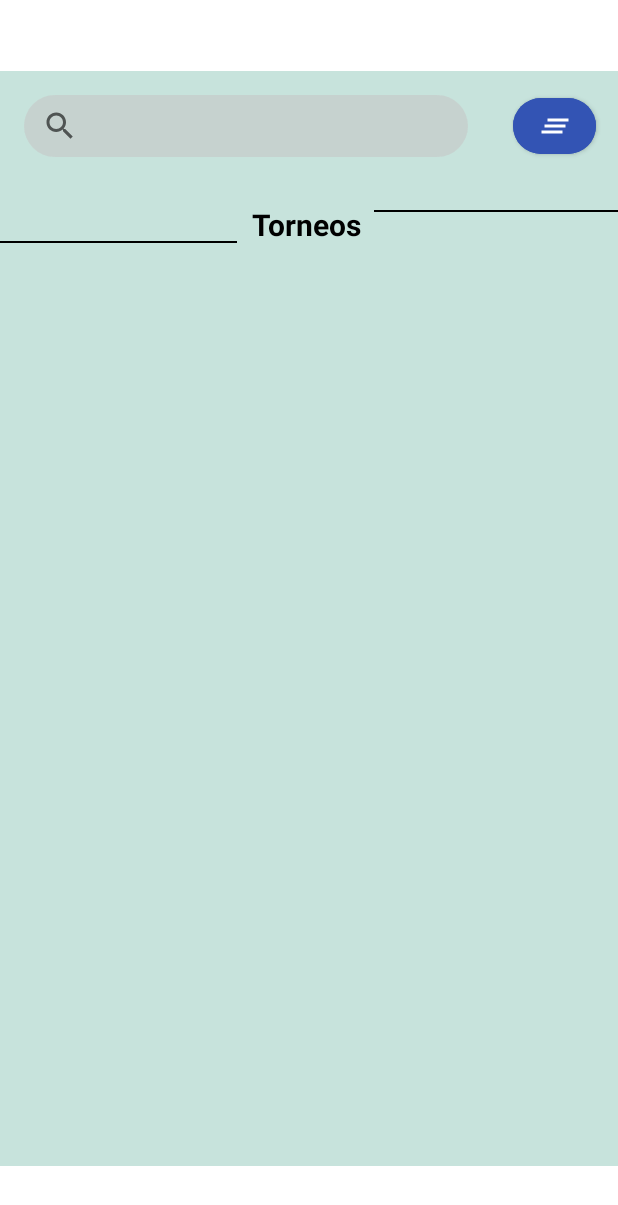
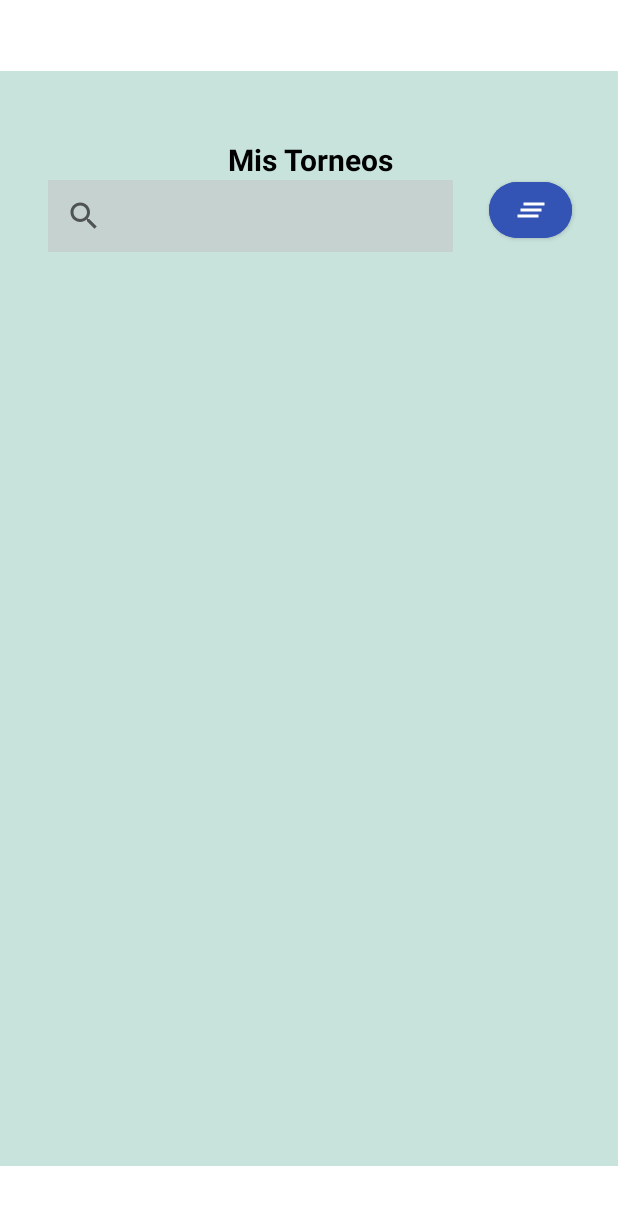
Before and after one commit to sabrinaValansi/PadelMatch_Jugador, an Android app: the screen it shows after launch (MainActivity), on a phone screen of 412 x 824 dp. Shown: the top 1205 px of the screen. Run offline under Robolectric (Android 15) with nearby library versions, the phone set to English and light mode, and no system bars; our stand-ins replace Firebase (no records; nobody signed in at launch, a user with empty details on screens opened directly); libraries missing offline, so code that uses them is left out: org.checkerframework.common; pictures from the network do not load.

Commit message:
Revert "Retoque pantalla MisTorneos"
This reverts commit 50962ca99f02acea1ee2933728591927b0c0379f.

```diff
--- a/app/src/main/AndroidManifest.xml
+++ b/app/src/main/AndroidManifest.xml
@@ -1,6 +1,6 @@
 <?xml version="1.0" encoding="utf-8"?>
 <manifest xmlns:android="http://schemas.android.com/apk/res/android"
-    xmlns:tools="http://schemas.android.com/tools" >
+    xmlns:tools="http://schemas.android.com/tools">
 
     <application
         android:allowBackup="true"
@@ -13,26 +13,23 @@
         android:theme="@style/Theme.PadelMatchJugador"
         tools:targetApi="31">
 
-        <activity
-            android:name=".SplashActivity"
-            android:exported="true"
-            android:theme="@style/Theme.PadelMatchJugador.NoActionBar" >
+        <activity android:name=".SplashActivity" android:exported="true" android:theme="@style/Theme.PadelMatchJugador.NoActionBar" >
             <intent-filter>
                 <action android:name="android.intent.action.MAIN" />
-
                 <category android:name="android.intent.category.LAUNCHER" />
             </intent-filter>
         </activity>
         <activity
             android:name=".MainActivity"
-            android:exported="true"
             android:label="@string/app_name"
+            android:windowSoftInputMode="adjustNothing"
             android:theme="@style/Theme.PadelMatchJugador.NoActionBar"
-            android:windowSoftInputMode="adjustNothing" >
+            android:exported="true">
             <meta-data
                 android:name="android.app.lib_name"
                 android:value="" />
         </activity>
+
     </application>
 
 </manifest>
--- a/app/src/main/res/drawable/shape_rounded.xml
+++ /dev/null
@@ -1,5 +0,0 @@
-<?xml version="1.0" encoding="utf-8"?>
-    <shape xmlns:android="http://schemas.android.com/apk/res/android">
-        <solid android:color="#90C6C6C6" />
-        <corners android:radius="30dp" />
-    </shape>
--- a/app/src/main/res/layout/fragment_tournaments.xml
+++ b/app/src/main/res/layout/fragment_tournaments.xml
@@ -7,52 +7,31 @@
     android:background="#C7E3DC"
     tools:context=".fragments.TournamentsFragment">
 
-
-    <View
-        android:layout_width="158dp"
-        android:layout_height="1dp"
-        android:layout_marginTop="56dp"
-        android:background="@android:color/black"
-        app:layout_constraintStart_toStartOf="parent"
-        app:layout_constraintTop_toBottomOf="@+id/search_view" />
-
-    <View
-        android:layout_width="166dp"
-        android:layout_height="1dp"
-        android:layout_marginTop="35dp"
-        android:background="@android:color/black"
-        app:layout_constraintEnd_toEndOf="parent"
-        app:layout_constraintTop_toBottomOf="@+id/search_view" />
-
     <TextView
         android:id="@+id/tv_tittle_tournament"
-        android:layout_width="86dp"
-        android:layout_height="26dp"
-        android:layout_marginTop="31dp"
+        android:layout_width="wrap_content"
+        android:layout_height="wrap_content"
+        android:layout_marginTop="45dp"
         android:background="#C7E3DC"
-        android:gravity="center"
-        android:text="Torneos "
+        android:text="Mis Torneos"
         android:textColor="@color/black"
         android:textSize="20sp"
         android:textStyle="bold"
         app:layout_constraintEnd_toEndOf="parent"
-        app:layout_constraintHorizontal_bias="0.498"
         app:layout_constraintStart_toStartOf="parent"
-        app:layout_constraintTop_toBottomOf="@+id/search_view" />
+        app:layout_constraintTop_toTopOf="parent" />
 
     <androidx.appcompat.widget.SearchView
         android:id="@+id/search_view"
-        android:layout_width="296dp"
-        android:layout_height="41dp"
-        android:layout_marginTop="16dp"
-        android:background="@drawable/shape_rounded"
+        android:layout_width="270dp"
+        android:layout_height="wrap_content"
+        android:layout_marginStart="32dp"
+        android:background="#90C6C6C6"
         android:iconifiedByDefault="false"
         android:imeOptions="flagNoExtractUi"
         android:queryHint="@string/search"
-        app:layout_constraintEnd_toStartOf="@+id/btn_filtros"
-        app:layout_constraintHorizontal_bias="0.355"
         app:layout_constraintStart_toStartOf="parent"
-        app:layout_constraintTop_toTopOf="parent" />
+        app:layout_constraintTop_toBottomOf="@+id/tv_tittle_tournament" />
 
     <ImageButton
         android:id="@+id/filters"
@@ -69,20 +48,20 @@
         android:layout_width="0dp"
         android:layout_height="0dp"
         android:layout_marginStart="32dp"
-        android:layout_marginTop="15dp"
+        android:layout_marginTop="8dp"
         android:layout_marginEnd="32dp"
         android:layout_marginBottom="24dp"
         app:layout_constraintBottom_toBottomOf="parent"
         app:layout_constraintEnd_toEndOf="parent"
         app:layout_constraintStart_toStartOf="parent"
-        app:layout_constraintTop_toBottomOf="@+id/tv_tittle_tournament" />
+        app:layout_constraintTop_toBottomOf="@+id/search_view" />
 
     <Button
         android:id="@+id/btn_filtros"
         android:layout_width="55dp"
         android:layout_height="49dp"
-        android:layout_marginTop="12dp"
-        android:layout_marginEnd="16dp"
+        android:layout_marginTop="68dp"
+        android:layout_marginEnd="32dp"
         android:backgroundTint="#3354b4"
         android:elevation="10dp"
         android:textColor="#FFFFFF"
```
